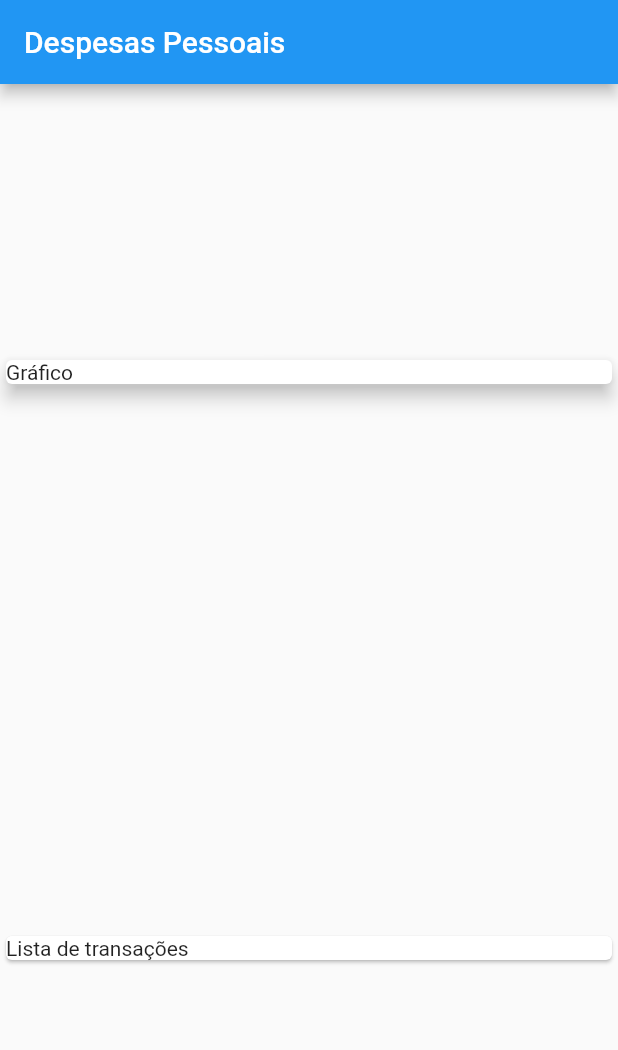
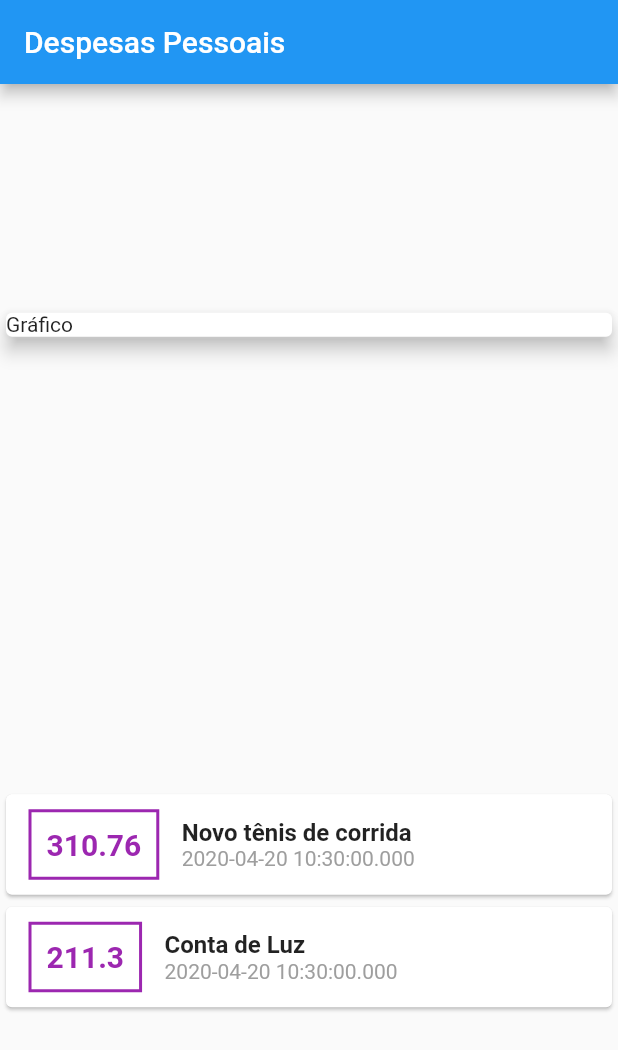
Before and after one commit to fabiokreis/flutter-expenses, a Flutter app: the screen it shows after launch, on a phone screen of 412 x 824 dp. Shown: the top 1050 px of the screen. Run offline on Flutter 3.47's test engine with Material 2 defaults, Android fonts, the phone set to English and light mode, and no system bars.

Commit message:
Apply text styles in transaction card

```diff
--- a/lib/main.dart
+++ b/lib/main.dart
@@ -1,3 +1,4 @@
+import 'package:expenses/models/transaction.dart';
 import 'package:flutter/material.dart';
 
 main() => runApp(ExpensesApp());
@@ -10,6 +11,16 @@ class ExpensesApp extends StatelessWidget {
 }
 
 class MyHomePage extends StatelessWidget {
+  final _transactions = [
+    Transaction(
+        id: 't1',
+        title: 'Novo tênis de corrida',
+        value: 310.76,
+        date: DateTime.now()),
+    Transaction(
+        id: 't2', title: 'Conta de Luz', value: 211.30, date: DateTime.now()),
+  ];
+
   @override
   Widget build(BuildContext context) {
     return Scaffold(
@@ -26,8 +37,53 @@ class MyHomePage extends StatelessWidget {
               elevation: 5,
             ),
           ),
-          Card(
-            child: Text('Lista de transações'),
+          Column(
+            children: _transactions.map((tr) {
+              return Card(
+                child: Row(
+                  children: <Widget>[
+                    Container(
+                      margin: EdgeInsets.symmetric(
+                        horizontal: 15,
+                        vertical: 10,
+                      ),
+                      decoration: BoxDecoration(
+                        border: Border.all(
+                          color: Colors.purple,
+                          width: 2,
+                        ),
+                      ),
+                      padding: EdgeInsets.all(10),
+                      child: Text(
+                        tr.value.toString(),
+                        style: TextStyle(
+                            fontWeight: FontWeight.bold,
+                            fontSize: 20,
+                            color: Colors.purple),
+                      ),
+                    ),
+                    Column(
+                      crossAxisAlignment: CrossAxisAlignment.start,
+                      children: <Widget>[
+                        Text(
+                          tr.title,
+                          style: TextStyle(
+                            fontSize: 16,
+                            fontWeight: FontWeight.bold,
+                          ),
+                        ),
+                        Text(
+                          tr.date.toString(),
+                          style: TextStyle(
+                            color: Colors.grey,
+                          ),
+                        ),
+                      ],
+                    )
+                  ],
+                ),
+              );
+            }).toList(),
           ),
         ],
       ),
```
Also changed, not shown: lib/models/transaction.dart (renamed from lib/models/transactions.dart).
